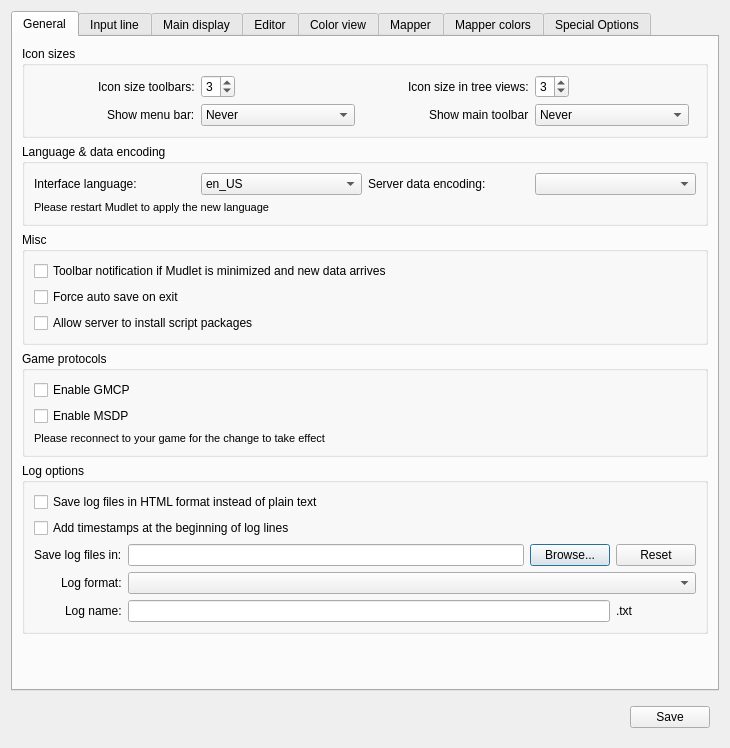
Qt form src/ui/profile_preferences.ui (Mudlet/Mudlet) before a commit.
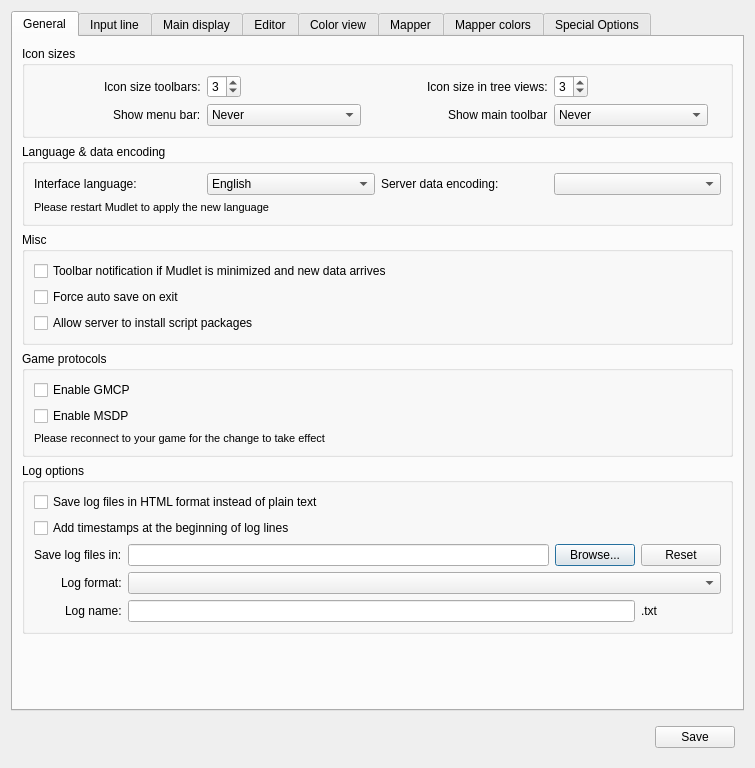
The same form after that commit. Icons and pictures are not drawn. Custom widgets are drawn as their Qt base class.

The edit to the form file:
```diff
--- a/src/ui/profile_preferences.ui
+++ b/src/ui/profile_preferences.ui
@@ -6,8 +6,8 @@
    <rect>
     <x>0</x>
     <y>0</y>
-    <width>730</width>
-    <height>748</height>
+    <width>755</width>
+    <height>768</height>
    </rect>
   </property>
   <property name="sizePolicy">
@@ -258,7 +258,7 @@
            <widget class="QComboBox" name="comboBox_guiLanguage">
             <item>
              <property name="text">
-              <string>en_US</string>
+              <string>English</string>
              </property>
             </item>
            </widget>
```
